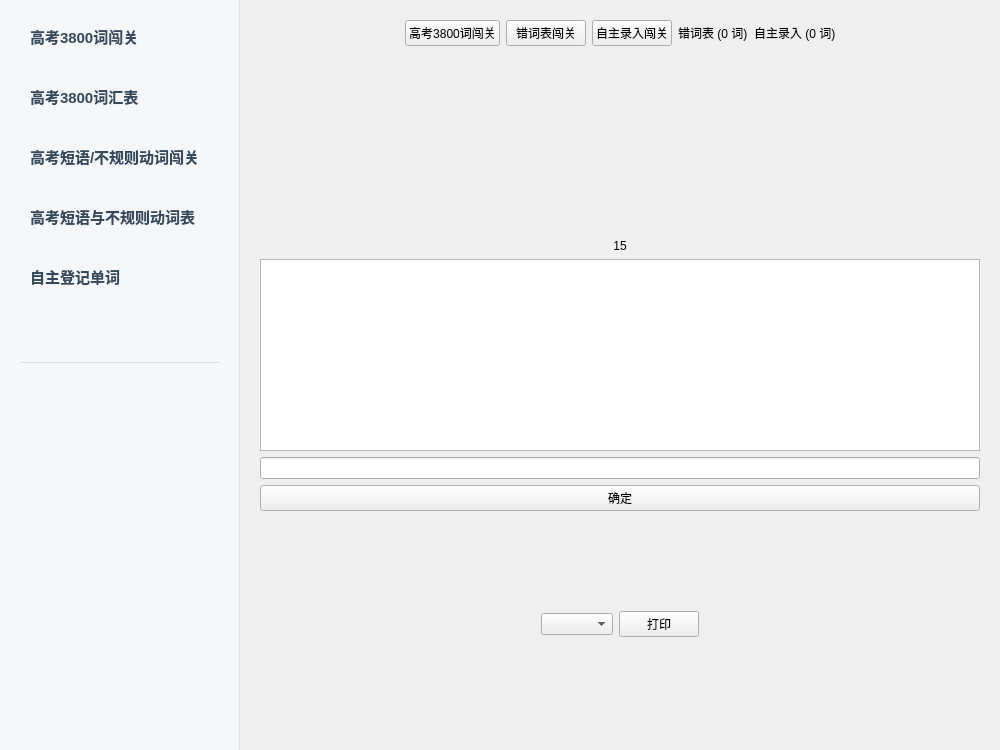
The window that resources/main_window.ui (andrezha/EngMaster-AI-Agent) describes before a commit, drawn with Qt 5.
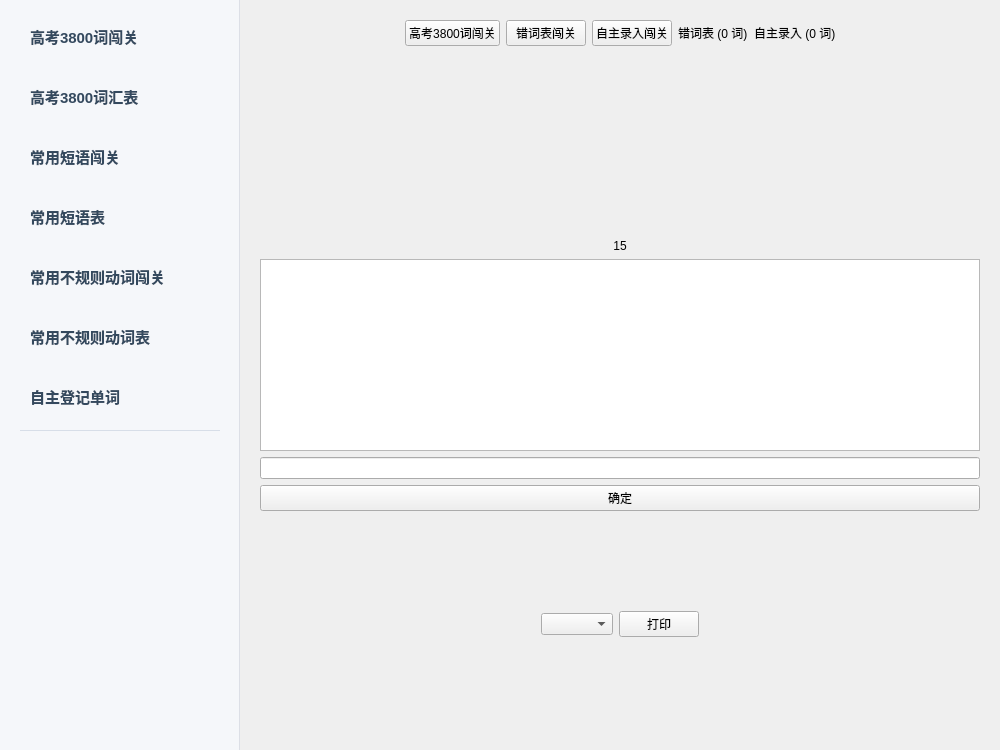
The same window after the commit.

The edit to the form file:
```diff
--- a/resources/main_window.ui
+++ b/resources/main_window.ui
@@ -34,17 +34,33 @@
        <item>
         <widget class="QPushButton" name="btn_nav_phrase_challenge">
          <property name="minimumSize"><size><width>0</width><height>52</height></size></property>
-         <property name="text"><string>高考短语/不规则动词闯关</string></property>
+         <property name="text"><string>常用短语闯关</string></property>
          <property name="checkable"><bool>true</bool></property>
-         <property name="styleSheet"><string>QPushButton { color: #34495e; background: transparent; border: none; font-family: "Microsoft YaHei", "Segoe UI", sans-serif; font-size: 15px; text-align: left; padding-left: 20px; outline: none; border-radius: 10px; font-weight: bold; } QPushButton:hover { background-color: #e4e7ed; } QPushButton:checked { background-color: #2c3e50; color: white; }</string></property>
+          <property name="styleSheet"><string>QPushButton { color: #34495e; background: transparent; border: none; font-family: "Microsoft YaHei UI", "Microsoft YaHei", sans-serif; font-size: 15px; text-align: left; padding-left: 20px; outline: none; border-radius: 10px; font-weight: 600; } QPushButton:hover { background-color: #e4e7ed; } QPushButton:checked { background-color: #2c3e50; color: white; }</string></property>
         </widget>
        </item>
        <item>
         <widget class="QPushButton" name="btn_nav_phrase_list">
          <property name="minimumSize"><size><width>0</width><height>52</height></size></property>
-         <property name="text"><string>高考短语与不规则动词表</string></property>
+         <property name="text"><string>常用短语表</string></property>
          <property name="checkable"><bool>true</bool></property>
-         <property name="styleSheet"><string>QPushButton { color: #34495e; background: transparent; border: none; font-family: "Microsoft YaHei", "Segoe UI", sans-serif; font-size: 15px; text-align: left; padding-left: 20px; outline: none; border-radius: 10px; font-weight: bold; } QPushButton:hover { background-color: #e4e7ed; } QPushButton:checked { background-color: #2c3e50; color: white; }</string></property>
+          <property name="styleSheet"><string>QPushButton { color: #34495e; background: transparent; border: none; font-family: "Microsoft YaHei UI", "Microsoft YaHei", sans-serif; font-size: 15px; text-align: left; padding-left: 20px; outline: none; border-radius: 10px; font-weight: 600; } QPushButton:hover { background-color: #e4e7ed; } QPushButton:checked { background-color: #2c3e50; color: white; }</string></property>
+       </widget>
+      </item>
+       <item>
+        <widget class="QPushButton" name="btn_nav_irregular_challenge">
+         <property name="minimumSize"><size><width>0</width><height>52</height></size></property>
+         <property name="text"><string>常用不规则动词闯关</string></property>
+         <property name="checkable"><bool>true</bool></property>
+         <property name="styleSheet"><string>QPushButton { color: #34495e; background: transparent; border: none; font-family: "Microsoft YaHei UI", "Microsoft YaHei", sans-serif; font-size: 15px; text-align: left; padding-left: 20px; outline: none; border-radius: 10px; font-weight: 600; } QPushButton:hover { background-color: #e4e7ed; } QPushButton:checked { background-color: #2c3e50; color: white; }</string></property>
+        </widget>
+       </item>
+       <item>
+        <widget class="QPushButton" name="btn_nav_irregular_list">
+         <property name="minimumSize"><size><width>0</width><height>52</height></size></property>
+         <property name="text"><string>常用不规则动词表</string></property>
+         <property name="checkable"><bool>true</bool></property>
+         <property name="styleSheet"><string>QPushButton { color: #34495e; background: transparent; border: none; font-family: "Microsoft YaHei UI", "Microsoft YaHei", sans-serif; font-size: 15px; text-align: left; padding-left: 20px; outline: none; border-radius: 10px; font-weight: 600; } QPushButton:hover { background-color: #e4e7ed; } QPushButton:checked { background-color: #2c3e50; color: white; }</string></property>
         </widget>
        </item>
        <item>
@@ -52,44 +68,16 @@
          <property name="minimumSize"><size><width>0</width><height>52</height></size></property>
          <property name="text"><string>自主登记单词</string></property>
          <property name="checkable"><bool>true</bool></property>
-         <property name="styleSheet"><string>QPushButton { color: #34495e; background: transparent; border: none; font-size: 15px; text-align: left; padding-left: 20px; outline: none; border-radius: 10px; font-weight: bold; } QPushButton:hover { background-color: #e4e7ed; } QPushButton:checked { background-color: #2c3e50; color: white; }</string></property>
-        </widget>
-       </item>
-       <item>
-        <spacer name="nav_spacer_mid_after_self_register">
-         <property name="orientation"><enum>Qt::Vertical</enum></property>
-         <property name="sizeType"><enum>QSizePolicy::Fixed</enum></property>
-         <property name="sizeHint"><size><width>20</width><height>15</height></size></property>
-        </spacer>
-       </item>
-       <item>
-        <spacer name="nav_spacer_mid">
-         <property name="orientation"><enum>Qt::Vertical</enum></property>
-         <property name="sizeType"><enum>QSizePolicy::Fixed</enum></property>
-         <property name="sizeHint"><size><width>20</width><height>15</height></size></property>
-        </spacer>
-       </item>
-       <item>
-        <widget class="QLabel" name="lbl_pro_service">
-         <property name="text"><string></string></property>
-         <property name="alignment"><set>Qt::AlignCenter</set></property>
-         <property name="styleSheet"><string>QLabel { font-family: "Microsoft YaHei", "Segoe UI", sans-serif; color: #909399; font-size: 12px; font-weight: bold; }</string></property>
+          <property name="styleSheet"><string>QPushButton { color: #34495e; background: transparent; border: none; font-family: "Microsoft YaHei UI", "Microsoft YaHei", sans-serif; font-size: 15px; text-align: left; padding-left: 20px; outline: none; border-radius: 10px; font-weight: 600; } QPushButton:hover { background-color: #e4e7ed; } QPushButton:checked { background-color: #2c3e50; color: white; }</string></property>
         </widget>
        </item>
        <item>
         <widget class="QFrame" name="nav_divider">
          <property name="frameShape"><enum>QFrame::HLine</enum></property>
          <property name="frameShadow"><enum>QFrame::Plain</enum></property>
-         <property name="styleSheet"><string>QFrame { color: #dcdfe6; background-color: #dcdfe6; max-height: 1px; border: none; margin-left: 10px; margin-right: 10px; }</string></property>
+          <property name="styleSheet"><string>QFrame { background-color: #d7dee8; max-height: 1px; border: none; margin-left: 10px; margin-right: 10px; }</string></property>
         </widget>
        </item>
-       <item>
-        <spacer name="nav_spacer_mid2">
-         <property name="orientation"><enum>Qt::Vertical</enum></property>
-         <property name="sizeType"><enum>QSizePolicy::Fixed</enum></property>
-         <property name="sizeHint"><size><width>20</width><height>5</height></size></property>
-        </spacer>
-       </item>
        <item>
         <spacer name="nav_spacer">
          <property name="orientation"><enum>Qt::Vertical</enum></property>
```
Left out of the diff: 4 changed lines with no effect on the pictures.
